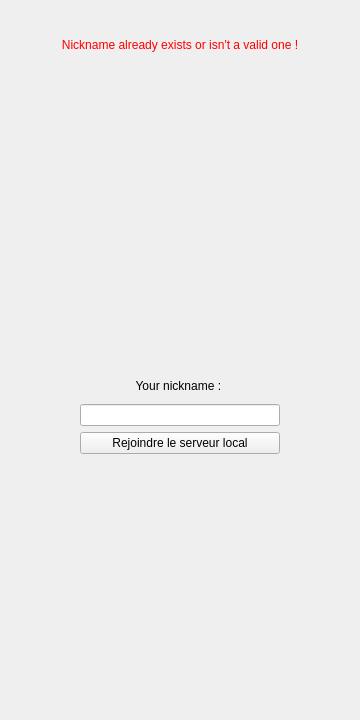
First picture: the form in widget.ui, repository SCOTT-HAMILTON/PokerFriends, before the edit.
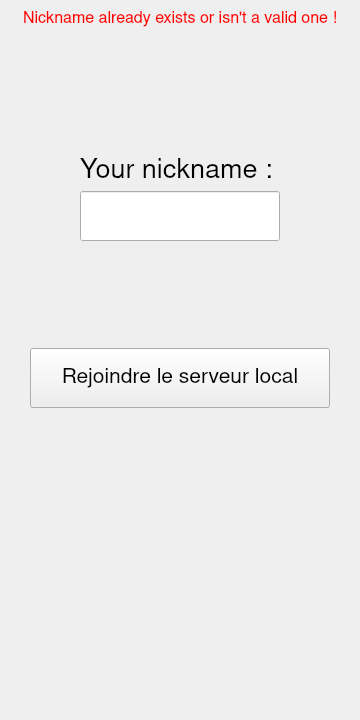
Second picture: the form after the edit.

The edit to the form file:
```diff
--- a/widget.ui
+++ b/widget.ui
@@ -29,6 +29,12 @@
    </item>
    <item>
     <widget class="QLabel" name="nicknameRefusedLabel">
+     <property name="font">
+      <font>
+       <family>Nimbus Sans</family>
+       <pointsize>12</pointsize>
+      </font>
+     </property>
      <property name="styleSheet">
       <string notr="true">color: red;</string>
      </property>
@@ -48,7 +54,7 @@
      <property name="sizeHint" stdset="0">
       <size>
        <width>20</width>
-       <height>329</height>
+       <height>200</height>
       </size>
      </property>
     </spacer>
@@ -59,15 +65,21 @@
       <widget class="QLabel" name="label">
        <property name="minimumSize">
         <size>
-         <width>100</width>
+         <width>200</width>
+         <height>50</height>
+        </size>
+       </property>
+       <property name="maximumSize">
+        <size>
+         <width>200</width>
          <height>25</height>
         </size>
        </property>
-       <property name="maximumSize">
-        <size>
-         <width>200</width>
-         <height>16777215</height>
-        </size>
+       <property name="font">
+        <font>
+         <family>Nimbus Sans</family>
+         <pointsize>20</pointsize>
+        </font>
        </property>
        <property name="text">
         <string>Your nickname : </string>
@@ -86,7 +98,7 @@
        <property name="minimumSize">
         <size>
          <width>100</width>
-         <height>0</height>
+         <height>50</height>
         </size>
        </property>
        <property name="maximumSize">
@@ -95,26 +107,53 @@
          <height>16777215</height>
         </size>
        </property>
+       <property name="font">
+        <font>
+         <family>Source Code Variable</family>
+         <pointsize>12</pointsize>
+         <weight>75</weight>
+         <bold>true</bold>
+        </font>
+       </property>
       </widget>
      </item>
     </layout>
    </item>
+   <item>
+    <spacer name="verticalSpacer_4">
+     <property name="orientation">
+      <enum>Qt::Vertical</enum>
+     </property>
+     <property name="sizeHint" stdset="0">
+      <size>
+       <width>20</width>
+       <height>200</height>
+      </size>
+     </property>
+    </spacer>
+   </item>
    <item>
     <layout class="QHBoxLayout" name="horizontalLayout_2">
      <item>
       <widget class="QPushButton" name="joinServerButton">
        <property name="minimumSize">
         <size>
-         <width>100</width>
-         <height>0</height>
+         <width>300</width>
+         <height>60</height>
         </size>
        </property>
        <property name="maximumSize">
         <size>
-         <width>200</width>
+         <width>300</width>
          <height>16777215</height>
         </size>
        </property>
+       <property name="font">
+        <font>
+         <family>Nimbus Sans</family>
+         <pointsize>16</pointsize>
+        </font>
+       </property>
        <property name="text">
         <string>Rejoindre le serveur local</string>
        </property>
@@ -130,7 +169,7 @@
      <property name="sizeHint" stdset="0">
       <size>
        <width>20</width>
-       <height>268</height>
+       <height>400</height>
       </size>
      </property>
     </spacer>
```
